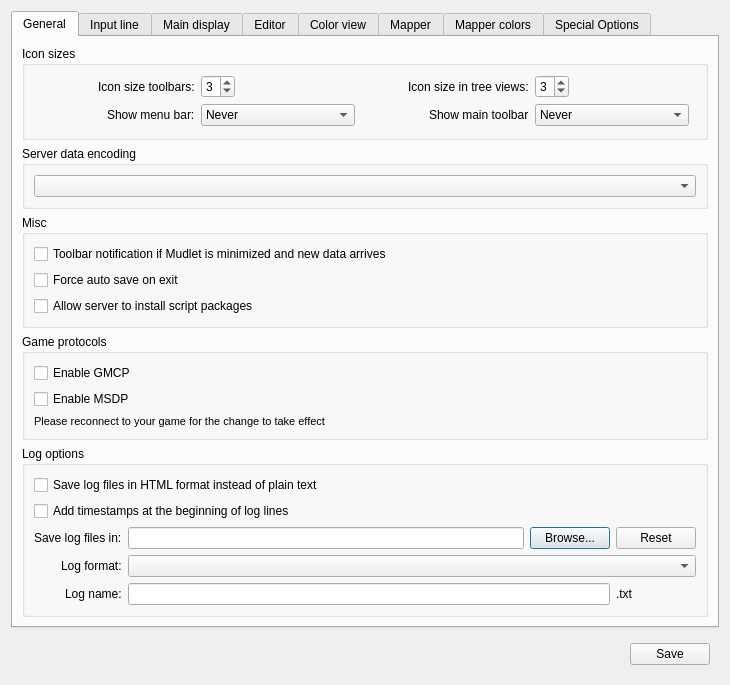
Mudlet/Mudlet, file src/ui/profile_preferences.ui: the form before one commit.
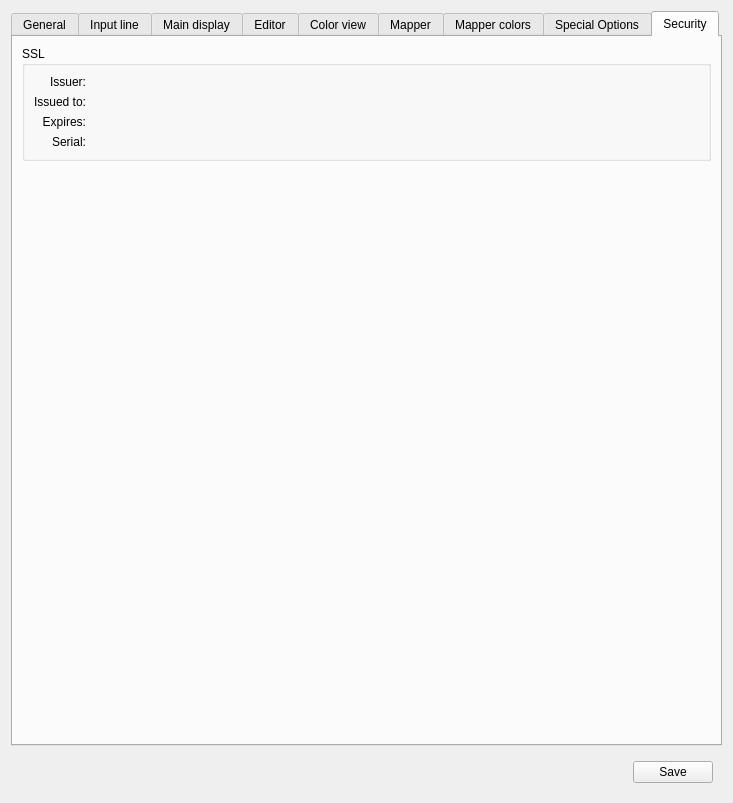
The form after the commit. Icons and pictures are not drawn. Custom widgets are drawn as their Qt base class.

Diff of the .ui file:
```diff
--- a/src/ui/profile_preferences.ui
+++ b/src/ui/profile_preferences.ui
@@ -6,8 +6,8 @@
    <rect>
     <x>0</x>
     <y>0</y>
-    <width>730</width>
-    <height>611</height>
+    <width>733</width>
+    <height>803</height>
    </rect>
   </property>
   <property name="sizePolicy">
@@ -42,7 +42,7 @@
       <enum>QTabWidget::Rounded</enum>
      </property>
      <property name="currentIndex">
-      <number>0</number>
+      <number>8</number>
      </property>
      <widget class="QWidget" name="tab_general">
       <property name="sizePolicy">
@@ -2441,6 +2441,112 @@
        </item>
       </layout>
      </widget>
+     <widget class="QWidget" name="tab_security">
+      <attribute name="title">
+       <string>Security</string>
+      </attribute>
+      <layout class="QGridLayout" name="gridLayout_20">
+       <item row="0" column="0">
+        <widget class="QGroupBox" name="groupBox">
+         <property name="sizePolicy">
+          <sizepolicy hsizetype="Expanding" vsizetype="Preferred">
+           <horstretch>0</horstretch>
+           <verstretch>0</verstretch>
+          </sizepolicy>
+         </property>
+         <property name="title">
+          <string>SSL</string>
+         </property>
+         <layout class="QGridLayout" name="gridLayout_16" columnstretch="0,3">
+          <item row="1" column="1">
+           <widget class="QLabel" name="ssl_issued_label">
+            <property name="text">
+             <string/>
+            </property>
+           </widget>
+          </item>
+          <item row="2" column="0">
+           <widget class="QLabel" name="label_3">
+            <property name="text">
+             <string>Expires:</string>
+            </property>
+            <property name="alignment">
+             <set>Qt::AlignRight|Qt::AlignTrailing|Qt::AlignVCenter</set>
+            </property>
+           </widget>
+          </item>
+          <item row="2" column="1">
+           <widget class="QLabel" name="ssl_expires_label">
+            <property name="text">
+             <string/>
+            </property>
+           </widget>
+          </item>
+          <item row="1" column="0">
+           <widget class="QLabel" name="label_2">
+            <property name="text">
+             <string>Issued to:</string>
+            </property>
+            <property name="alignment">
+             <set>Qt::AlignRight|Qt::AlignTrailing|Qt::AlignVCenter</set>
+            </property>
+           </widget>
+          </item>
+          <item row="0" column="1">
+           <widget class="QLabel" name="ssl_issuer_label">
+            <property name="text">
+             <string/>
+            </property>
+           </widget>
+          </item>
+          <item row="0" column="0">
+           <widget class="QLabel" name="label">
+            <property name="layoutDirection">
+             <enum>Qt::LeftToRight</enum>
+            </property>
+            <property name="text">
+             <string>Issuer:</string>
+            </property>
+            <property name="alignment">
+             <set>Qt::AlignRight|Qt::AlignTrailing|Qt::AlignVCenter</set>
+            </property>
+           </widget>
+          </item>
+          <item row="3" column="0">
+           <widget class="QLabel" name="label_7">
+            <property name="text">
+             <string>Serial:</string>
+            </property>
+            <property name="alignment">
+             <set>Qt::AlignRight|Qt::AlignTrailing|Qt::AlignVCenter</set>
+            </property>
+           </widget>
+          </item>
+          <item row="3" column="1">
+           <widget class="QLabel" name="ssl_serial_label">
+            <property name="text">
+             <string/>
+            </property>
+           </widget>
+          </item>
+         </layout>
+        </widget>
+       </item>
+       <item row="1" column="0">
+        <spacer name="verticalSpacer">
+         <property name="orientation">
+          <enum>Qt::Vertical</enum>
+         </property>
+         <property name="sizeHint" stdset="0">
+          <size>
+           <width>20</width>
+           <height>40</height>
+          </size>
+         </property>
+        </spacer>
+       </item>
+      </layout>
+     </widget>
     </widget>
    </item>
    <item>
```
